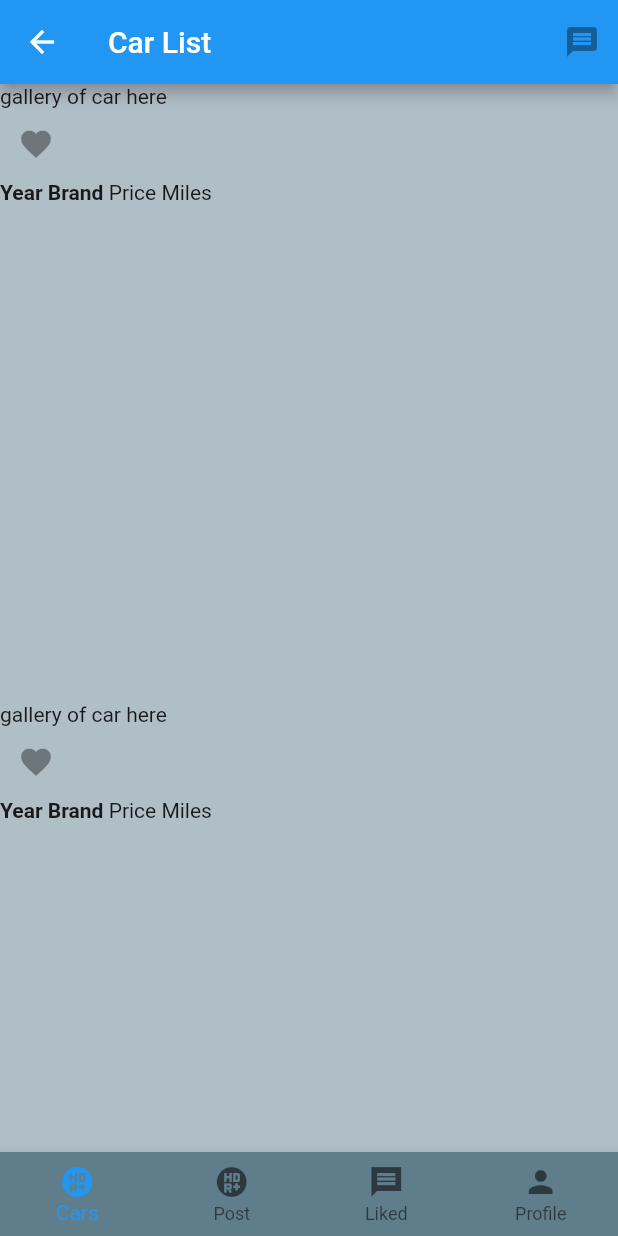
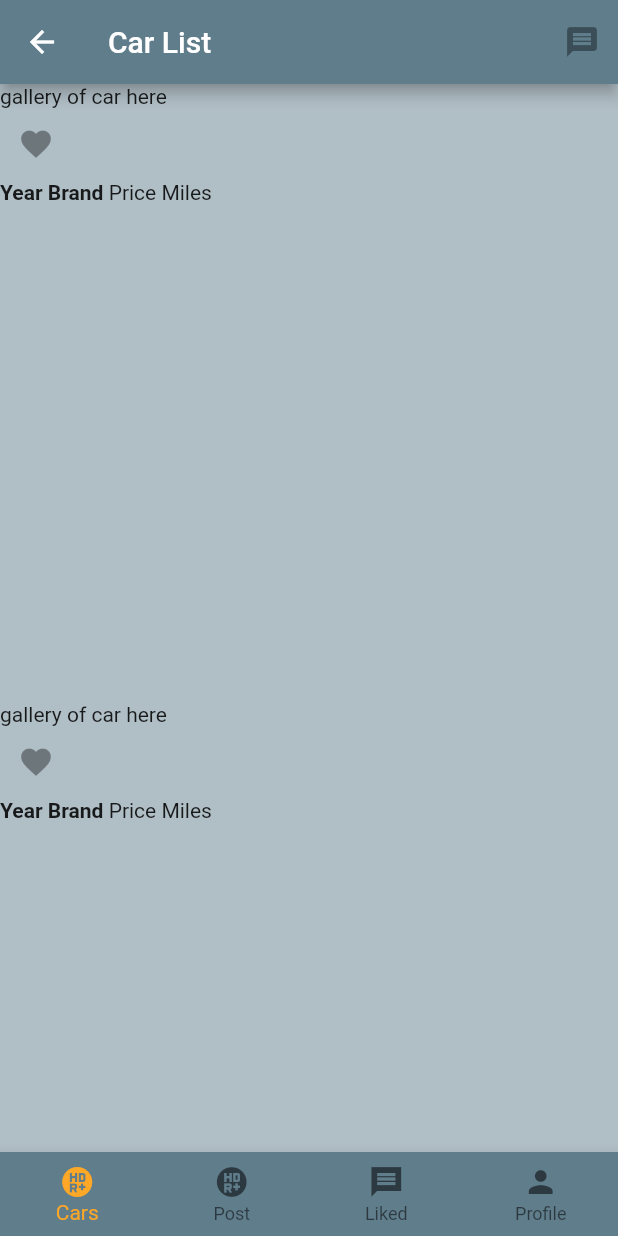
Before and after one commit to domtom1126/Find-a-Stick, a Flutter app: the CarList screen opened directly, on a phone screen of 412 x 824 dp. Run offline on Flutter 3.47's test engine with Material 2 defaults, Android fonts, the phone set to English and light mode, and no system bars; our stand-ins replace cloud_firestore, firebase_auth, firebase_core, image_picker; accounts and stored records are empty.

Commit message:
Some color changes

```diff
--- a/lib/widgets/car_list.dart
+++ b/lib/widgets/car_list.dart
@@ -35,13 +35,16 @@ class _CarListState extends State<CarList> {
       child: Container(
         child: Scaffold(
           appBar: AppBar(
+            backgroundColor: Colors.blueGrey,
             title: Text('Car List'),
             // todo navigate to messages page
             actions: [IconButton(onPressed: null, icon: Icon(Icons.message))],
           ),
+          // First page this navigates to is ListViewCars
           body: _children[_selectedIndex],
           bottomNavigationBar: BottomNavigationBar(
             type: BottomNavigationBarType.fixed,
+            selectedItemColor: Colors.orange[400],
             backgroundColor: Colors.blueGrey,
             onTap: _onItemTap,
             currentIndex: _selectedIndex,
```
